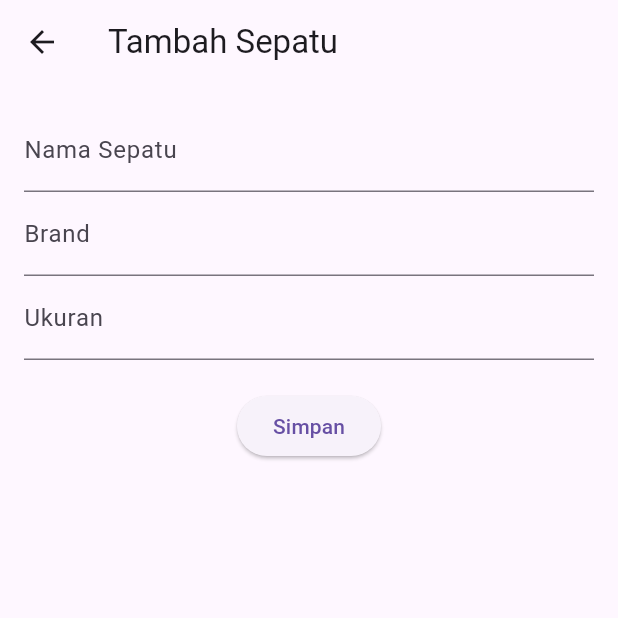
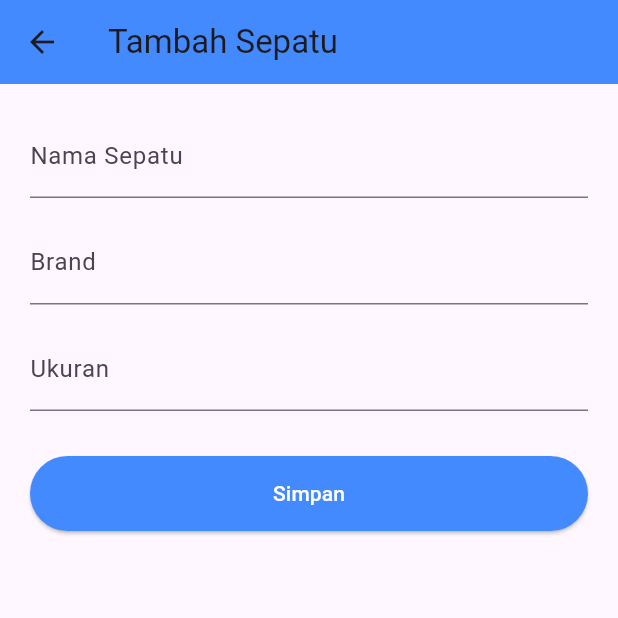
Before and after one commit to IrvaniCanlustyMissa/Shoes-Vault-MinPro-2, a Flutter app: the FormScreen screen opened directly, on a phone screen of 412 x 824 dp, the top half of it. Run offline on Flutter 3.47's test engine with Material 3 defaults, Android fonts, the phone set to English and light mode, and no system bars; our stand-ins replace flutter_dotenv, supabase_flutter; accounts and stored records are empty.

Commit message:
Simpan perubahan

```diff
--- a/lib/screens/form_screen.dart
+++ b/lib/screens/form_screen.dart
@@ -1,84 +1,105 @@
 import 'package:flutter/material.dart';
+import 'package:flutter/services.dart';
 import '../services/supabase_service.dart';
 
 class FormScreen extends StatefulWidget {
-  final Map<String, dynamic>? Shoes;
+  final Map<String, dynamic>? shoe;
 
-  FormScreen({this.Shoes});
+  const FormScreen({Key? key, this.shoe}) : super(key: key);
 
   @override
-  _FormScreenState createState() => _FormScreenState();
+  State<FormScreen> createState() => _FormScreenState();
 }
 
 class _FormScreenState extends State<FormScreen> {
-  final _formKey = GlobalKey<FormState>();
-  final _service = SupabaseService();
-
+  final SupabaseService _service = SupabaseService();
   final _namaController = TextEditingController();
   final _brandController = TextEditingController();
   final _ukuranController = TextEditingController();
+  bool _isLoading = false;
 
   @override
   void initState() {
     super.initState();
-    if (widget.Shoes != null) {
-      _namaController.text = widget.Shoes!['Nama_Sepatu'] ?? '';
-      _brandController.text = widget.Shoes!['Brand'] ?? '';
-      _ukuranController.text = (widget.Shoes!['Ukuran'] ?? '').toString();
+    if (widget.shoe != null) {
+      _namaController.text = widget.shoe!['Nama_Sepatu']?.toString() ?? '';
+      _brandController.text = widget.shoe!['Brand']?.toString() ?? '';
+      _ukuranController.text = widget.shoe!['Ukuran']?.toString() ?? '';
+    }
+  }
+
+  Future<void> _saveData() async {
+    if (_namaController.text.isEmpty || _ukuranController.text.isEmpty) {
+      return;
+    }
+
+    setState(() => _isLoading = true);
+
+    try {
+      final String nama = _namaController.text;
+      final String brand = _brandController.text;
+      final int ukuran = int.parse(_ukuranController.text);
+
+      if (widget.shoe == null) {
+        await _service.addShoe(nama, brand, ukuran);
+      } else {
+        await _service.updateShoe(widget.shoe!['id'], nama, brand, ukuran);
+      }
+
+      if (mounted) Navigator.pop(context);
+    } catch (e) {
+      if (mounted) {
+        ScaffoldMessenger.of(
+          context,
+        ).showSnackBar(SnackBar(content: Text("Error: $e")));
+      }
+    } finally {
+      if (mounted) setState(() => _isLoading = false);
     }
   }
 
   @override
   Widget build(BuildContext context) {
     return Scaffold(
-      appBar: AppBar(title: Text(widget.Shoes == null ? "Tambah Sepatu" : "Edit Sepatu")),
+      appBar: AppBar(
+        title: Text(widget.shoe == null ? "Tambah Sepatu" : "Edit Sepatu"),
+        backgroundColor: Colors.blueAccent,
+      ),
       body: Padding(
-        padding: EdgeInsets.all(16.0),
-        child: Form(
-          key: _formKey,
+        padding: const EdgeInsets.all(20.0),
         child: Column(
           children: [
-              TextFormField(
+            TextField(
               controller: _namaController,
-                decoration: InputDecoration(labelText: "Nama Sepatu"),
-                validator: (v) => v!.isEmpty ? "Harus diisi" : null,
+              decoration: const InputDecoration(labelText: "Nama Sepatu"),
             ),
-              TextFormField(
+            const SizedBox(height: 15),
+            TextField(
               controller: _brandController,
-                decoration: InputDecoration(labelText: "Brand"),
-                validator: (v) => v!.isEmpty ? "Harus diisi" : null,
+              decoration: const InputDecoration(labelText: "Brand"),
             ),
-              TextFormField(
+            const SizedBox(height: 15),
+            TextField(
               controller: _ukuranController,
-                decoration: InputDecoration(labelText: "Ukuran"),
+              decoration: const InputDecoration(labelText: "Ukuran"),
               keyboardType: TextInputType.number,
-                validator: (v) => v!.isEmpty ? "Harus diisi" : null,
+              inputFormatters: [FilteringTextInputFormatter.digitsOnly],
             ),
-              SizedBox(height: 20),
-              ElevatedButton(
-                onPressed: () async {
-                  if (_formKey.currentState!.validate()) {
-                    if (widget.Shoes == null) {
-                      await _service.addShoe(
-                        _namaController.text,
-                        _brandController.text,
-                        int.parse(_ukuranController.text),
-                      );
-                    } else {
-                      await _service.updateShoe(
-                        widget.Shoes!['id'],
-                        _namaController.text,
-                        _brandController.text,
-                        int.parse(_ukuranController.text),
-                      );
-                    }
-                    Navigator.pop(context);
-                  }
-                },
-                child: Text("Simpan"),
-              )
+            const SizedBox(height: 30),
+            _isLoading
+                ? const CircularProgressIndicator()
+                : ElevatedButton(
+                    onPressed: _saveData,
+                    style: ElevatedButton.styleFrom(
+                      minimumSize: const Size(double.infinity, 50),
+                      backgroundColor: Colors.blueAccent,
+                    ),
+                    child: const Text(
+                      "Simpan",
+                      style: TextStyle(color: Colors.white),
+                    ),
+                  ),
           ],
-          ),
         ),
       ),
     );
--- a/lib/screens/list_screen.dart
+++ b/lib/screens/list_screen.dart
@@ -127,7 +127,7 @@ class _ListScreenState extends State<ListScreen> {
                           await Navigator.push(
                             context,
                             MaterialPageRoute(
-                              builder: (context) => FormScreen(Shoes: shoe),
+                              builder: (context) => FormScreen(shoe: shoe),
                             ),
                           );
                           setState(() {});
```
Also changed, not shown: Screenshoot/Screenshot 2026-03-14 093800.png (added), Screenshoot/detail koleksi.png (added), Screenshoot/edit koleksi.png (added), Screenshoot/fitur pencarian.png (added), Screenshoot/fitur tambah.png (added), Screenshoot/hapus koleksi.png (added), Screenshoot/hasil tambah .png (added), Screenshoot/hasil tambah koleksi.png (added), Screenshoot/pemberitahuan hapus berhasil.png (added). Lines whose indentation alone changed are shown as unchanged.
